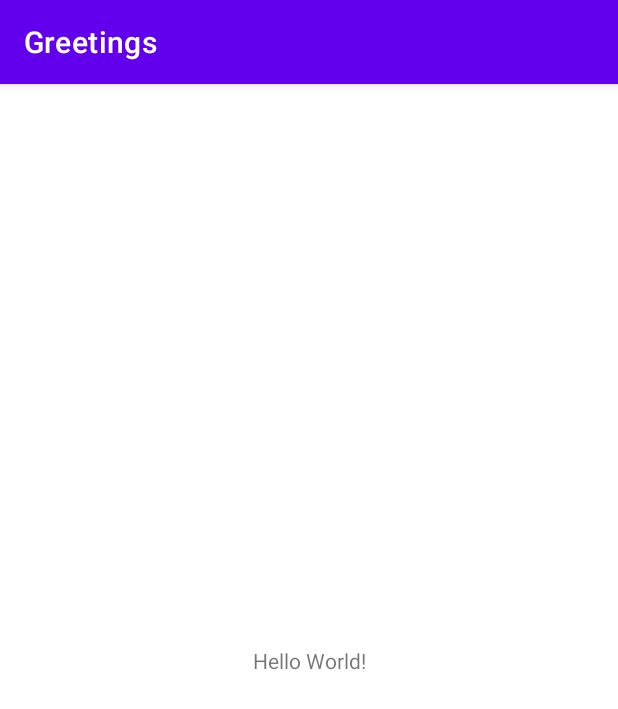
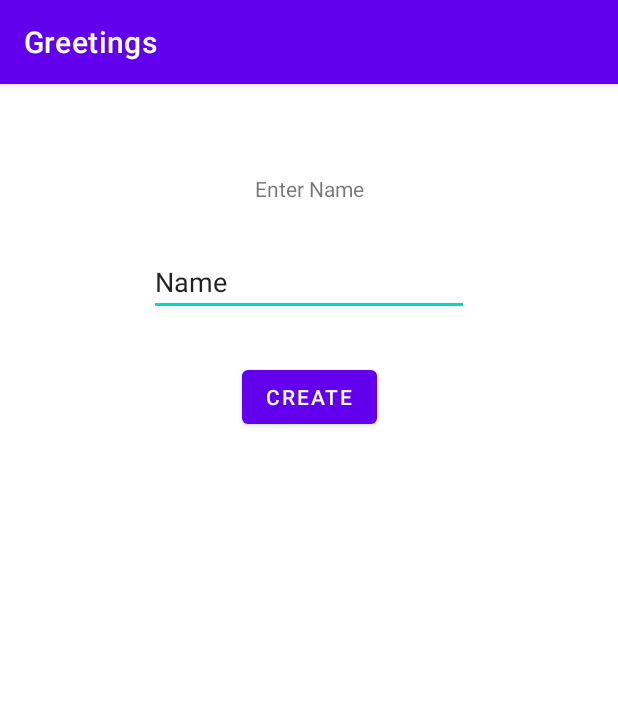
Before and after one commit to AyushR1/Greetings, an Android app: the screen it shows after launch (MainActivity), on a phone screen of 412 x 824 dp. Shown: the top 709 px of the screen. Run offline under Robolectric (Android 15) with nearby library versions, the phone set to English and light mode, and no system bars.

Commit message:
Create initial homepage
Signed-off-by: AyushR1 <ayushrathore12501@gmail.com>

```diff
--- a/app/src/main/res/layout/activity_main.xml
+++ b/app/src/main/res/layout/activity_main.xml
@@ -4,15 +4,39 @@
     xmlns:tools="http://schemas.android.com/tools"
     android:layout_width="match_parent"
     android:layout_height="match_parent"
+    android:layout_marginTop="60dp"
     tools:context=".MainActivity">
 
     <TextView
+        android:id="@+id/HelperMessafe"
         android:layout_width="wrap_content"
         android:layout_height="wrap_content"
-        android:text="Hello World!"
-        app:layout_constraintBottom_toBottomOf="parent"
+        android:text="@string/enter_name"
+
         app:layout_constraintEnd_toEndOf="parent"
         app:layout_constraintStart_toStartOf="parent"
         app:layout_constraintTop_toTopOf="parent" />
 
+    <EditText
+        android:id="@+id/nameinput"
+        android:layout_width="wrap_content"
+        android:layout_height="wrap_content"
+        android:layout_marginTop="30dp"
+        android:ems="10"
+        android:inputType="textPersonName"
+        android:text="@string/name"
+        android:hint="@string/enter_name_hint"
+        app:layout_constraintEnd_toEndOf="parent"
+        app:layout_constraintStart_toStartOf="parent"
+        app:layout_constraintTop_toBottomOf="@+id/HelperMessafe" />
+
+    <Button
+        android:id="@+id/button2"
+        android:layout_width="wrap_content"
+        android:layout_height="wrap_content"
+        android:layout_marginTop="30dp"
+        android:text="@string/create"
+        app:layout_constraintEnd_toEndOf="parent"
+        app:layout_constraintStart_toStartOf="parent"
+        app:layout_constraintTop_toBottomOf="@+id/nameinput" />
 </androidx.constraintlayout.widget.ConstraintLayout>
--- a/app/src/main/res/values/strings.xml
+++ b/app/src/main/res/values/strings.xml
@@ -1,3 +1,7 @@
 <resources>
     <string name="app_name">Greetings</string>
+    <string name="enter_name">Enter Name</string>
+    <string name="name">Name</string>
+    <string name="create">Create</string>
+    <string name="enter_name_hint">Enter NAme</string>
 </resources>
```
